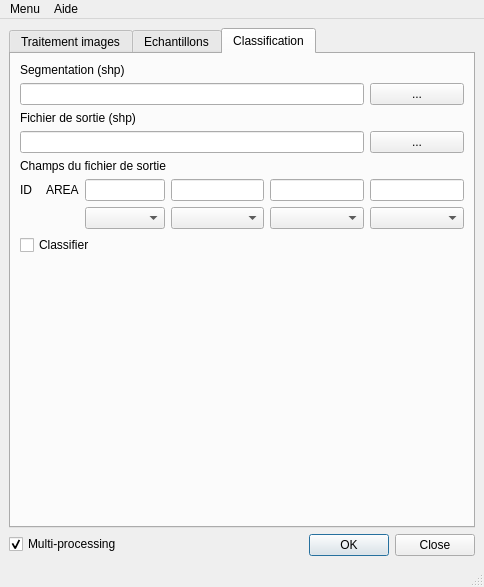
Before: the Qt Designer form Ui_files/PHYMOBAT_tab_1_1.ui in SylvioL/PHYMOBAT, drawn with Qt 5.
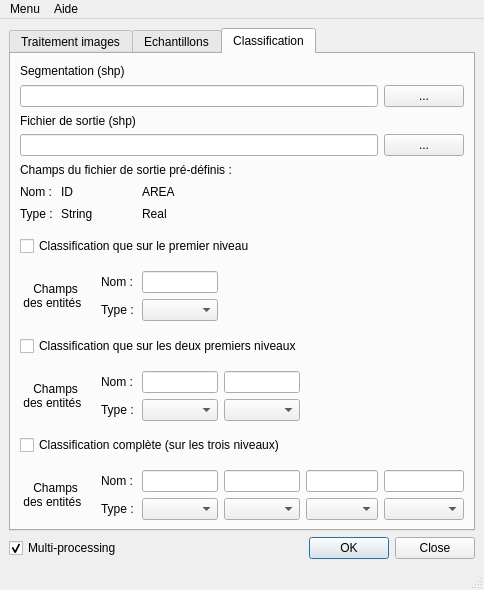
After: the same form once the commit is applied. The open tabs and pages were chosen to show the change.

```diff
--- a/Ui_files/PHYMOBAT_tab_1_1.ui
+++ b/Ui_files/PHYMOBAT_tab_1_1.ui
@@ -7,17 +7,14 @@
     <x>0</x>
     <y>0</y>
     <width>484</width>
-    <height>587</height>
+    <height>590</height>
    </rect>
   </property>
   <property name="windowTitle">
    <string>PHYMOBAT 1.1</string>
   </property>
   <widget class="QWidget" name="centralwidget">
-   <layout class="QFormLayout" name="formLayout">
-    <property name="fieldGrowthPolicy">
-     <enum>QFormLayout::AllNonFixedFieldsGrow</enum>
-    </property>
+   <layout class="QGridLayout" name="gridLayout">
     <item row="1" column="0">
      <widget class="QCheckBox" name="checkBox_multiprocess">
       <property name="text">
@@ -432,104 +429,217 @@
         <string>Classification</string>
        </attribute>
        <layout class="QGridLayout" name="gridLayout_2">
-        <item row="6" column="6">
+        <item row="2" column="0" colspan="3">
+         <widget class="QLabel" name="label_ouput">
+          <property name="text">
+           <string>Fichier de sortie (shp)</string>
+          </property>
+         </widget>
+        </item>
+        <item row="3" column="7">
          <widget class="QPushButton" name="pushButton_browser_output">
           <property name="text">
            <string>...</string>
           </property>
          </widget>
         </item>
-        <item row="8" column="6">
-         <widget class="QLineEdit" name="lineEdit_fieldname_4"/>
+        <item row="1" column="0" colspan="7">
+         <widget class="QLineEdit" name="lineEdit_segmentation"/>
         </item>
-        <item row="8" column="1">
-         <widget class="QLabel" name="label_area_fieldname">
+        <item row="0" column="0" colspan="3">
+         <widget class="QLabel" name="label_segmentation">
           <property name="text">
-           <string>AREA</string>
+           <string>Segmentation (shp)</string>
           </property>
          </widget>
         </item>
-        <item row="7" column="0" colspan="5">
+        <item row="17" column="3">
+         <widget class="QLineEdit" name="lineEdit_fieldname_13"/>
+        </item>
+        <item row="3" column="0" colspan="7">
+         <widget class="QLineEdit" name="lineEdit_output"/>
+        </item>
+        <item row="13" column="3">
+         <widget class="QLineEdit" name="lineEdit_fieldname_12"/>
+        </item>
+        <item row="1" column="7">
+         <widget class="QPushButton" name="pushButton_browser_segmentation">
+          <property name="text">
+           <string>...</string>
+          </property>
+         </widget>
+        </item>
+        <item row="7" column="0" rowspan="2" colspan="5">
+         <widget class="QCheckBox" name="checkBox_classifier_1">
+          <property name="text">
+           <string>Classification que sur le premier niveau</string>
+          </property>
+         </widget>
+        </item>
+        <item row="4" column="0" colspan="5">
          <widget class="QLabel" name="label_ouput_fieldname">
           <property name="text">
-           <string>Champs du fichier de sortie</string>
+           <string>Champs du fichier de sortie pré-définis :</string>
           </property>
          </widget>
         </item>
-        <item row="8" column="0">
+        <item row="5" column="0">
+         <widget class="QLabel" name="label_chps_name_0">
+          <property name="text">
+           <string>Nom :</string>
+          </property>
+         </widget>
+        </item>
+        <item row="6" column="1">
+         <widget class="QLabel" name="label_id_fieldtype">
+          <property name="text">
+           <string>String</string>
+          </property>
+         </widget>
+        </item>
+        <item row="11" column="0" rowspan="2" colspan="7">
+         <widget class="QCheckBox" name="checkBox_classifier_2">
+          <property name="text">
+           <string>Classification que sur les deux premiers niveaux</string>
+          </property>
+         </widget>
+        </item>
+        <item row="15" column="0" rowspan="2" colspan="6">
+         <widget class="QCheckBox" name="checkBox_classifier_3">
+          <property name="text">
+           <string>Classification complète (sur les trois niveaux)</string>
+          </property>
+         </widget>
+        </item>
+        <item row="5" column="1">
          <widget class="QLabel" name="label_id_fieldname">
           <property name="text">
            <string>ID</string>
           </property>
          </widget>
         </item>
-        <item row="8" column="2" colspan="2">
+        <item row="6" column="3">
+         <widget class="QLabel" name="label_area_fieldtype">
+          <property name="text">
+           <string>Real</string>
+          </property>
+         </widget>
+        </item>
+        <item row="6" column="0">
+         <widget class="QLabel" name="label_chps_type_0">
+          <property name="text">
+           <string>Type :</string>
+          </property>
+         </widget>
+        </item>
+        <item row="17" column="0" rowspan="2" colspan="2">
+         <widget class="QLabel" name="label_chps_3">
+          <property name="text">
+           <string>    Champs
+ des entités</string>
+          </property>
+         </widget>
+        </item>
+        <item row="17" column="2">
+         <widget class="QLabel" name="label_chps_name_3">
+          <property name="text">
+           <string>Nom :</string>
+          </property>
+         </widget>
+        </item>
+        <item row="5" column="3">
+         <widget class="QLabel" name="label_area_fieldname">
+          <property name="text">
+           <string>AREA</string>
+          </property>
+         </widget>
+        </item>
+        <item row="14" column="3">
+         <widget class="QComboBox" name="comboBox_fieldname_12"/>
+        </item>
+        <item row="9" column="3">
          <widget class="QLineEdit" name="lineEdit_fieldname_1"/>
         </item>
-        <item row="9" column="5">
-         <widget class="QComboBox" name="comboBox_fieldname_3"/>
+        <item row="17" column="7">
+         <widget class="QLineEdit" name="lineEdit_fieldname_4"/>
         </item>
-        <item row="3" column="0" colspan="4">
-         <widget class="QLabel" name="label_segmentation">
-          <property name="text">
-           <string>Segmentation (shp)</string>
-          </property>
-         </widget>
-        </item>
-        <item row="4" column="6">
-         <widget class="QPushButton" name="pushButton_browser_segmentation">
-          <property name="text">
-           <string>...</string>
-          </property>
-         </widget>
-        </item>
-        <item row="9" column="6">
-         <widget class="QComboBox" name="comboBox_fieldname_4"/>
-        </item>
-        <item row="10" column="0" colspan="3">
-         <widget class="QCheckBox" name="checkBox_classifier">
-          <property name="text">
-           <string>Classifier</string>
-          </property>
-         </widget>
-        </item>
-        <item row="9" column="2" colspan="2">
+        <item row="10" column="3">
          <widget class="QComboBox" name="comboBox_fieldname_1"/>
         </item>
-        <item row="4" column="0" colspan="6">
-         <widget class="QLineEdit" name="lineEdit_segmentation"/>
+        <item row="14" column="2">
+         <widget class="QLabel" name="label_chps_type_2">
+          <property name="text">
+           <string>Type :</string>
+          </property>
+         </widget>
         </item>
-        <item row="9" column="4">
-         <widget class="QComboBox" name="comboBox_fieldname_2"/>
-        </item>
-        <item row="8" column="5">
+        <item row="17" column="5" colspan="2">
          <widget class="QLineEdit" name="lineEdit_fieldname_3"/>
         </item>
-        <item row="6" column="0" colspan="6">
-         <widget class="QLineEdit" name="lineEdit_output"/>
+        <item row="9" column="0" rowspan="2" colspan="2">
+         <widget class="QLabel" name="label_chps_1">
+          <property name="text">
+           <string>    Champs
+ des entités</string>
+          </property>
+         </widget>
         </item>
-        <item row="8" column="4">
+        <item row="18" column="3">
+         <widget class="QComboBox" name="comboBox_fieldname_13"/>
+        </item>
+        <item row="18" column="2">
+         <widget class="QLabel" name="label_chps_type_3">
+          <property name="text">
+           <string>Type :</string>
+          </property>
+         </widget>
+        </item>
+        <item row="17" column="4">
+         <widget class="QLineEdit" name="lineEdit_fieldname_23"/>
+        </item>
+        <item row="13" column="4">
          <widget class="QLineEdit" name="lineEdit_fieldname_2"/>
         </item>
-        <item row="5" column="0" colspan="4">
-         <widget class="QLabel" name="label_ouput">
+        <item row="18" column="5" colspan="2">
+         <widget class="QComboBox" name="comboBox_fieldname_3"/>
+        </item>
+        <item row="13" column="0" rowspan="2" colspan="2">
+         <widget class="QLabel" name="label_chps_2">
           <property name="text">
-           <string>Fichier de sortie (shp)</string>
+           <string>    Champs
+ des entités</string>
           </property>
          </widget>
         </item>
-        <item row="11" column="0">
-         <spacer name="verticalSpacer">
-          <property name="orientation">
-           <enum>Qt::Vertical</enum>
+        <item row="13" column="2">
+         <widget class="QLabel" name="label_chps_name_2">
+          <property name="text">
+           <string>Nom :</string>
           </property>
-          <property name="sizeHint" stdset="0">
-           <size>
-            <width>20</width>
-            <height>40</height>
-           </size>
+         </widget>
+        </item>
+        <item row="18" column="7">
+         <widget class="QComboBox" name="comboBox_fieldname_4"/>
+        </item>
+        <item row="18" column="4">
+         <widget class="QComboBox" name="comboBox_fieldname_23"/>
+        </item>
+        <item row="14" column="4">
+         <widget class="QComboBox" name="comboBox_fieldname_2"/>
+        </item>
+        <item row="10" column="2">
+         <widget class="QLabel" name="label_chps_type_1">
+          <property name="text">
+           <string>Type :</string>
           </property>
-         </spacer>
+         </widget>
+        </item>
+        <item row="9" column="2">
+         <widget class="QLabel" name="label_chps_name_1">
+          <property name="text">
+           <string>Nom :</string>
+          </property>
+         </widget>
         </item>
        </layout>
       </widget>
```
Left out of the diff: 333 changed lines with no effect on the pictures.
